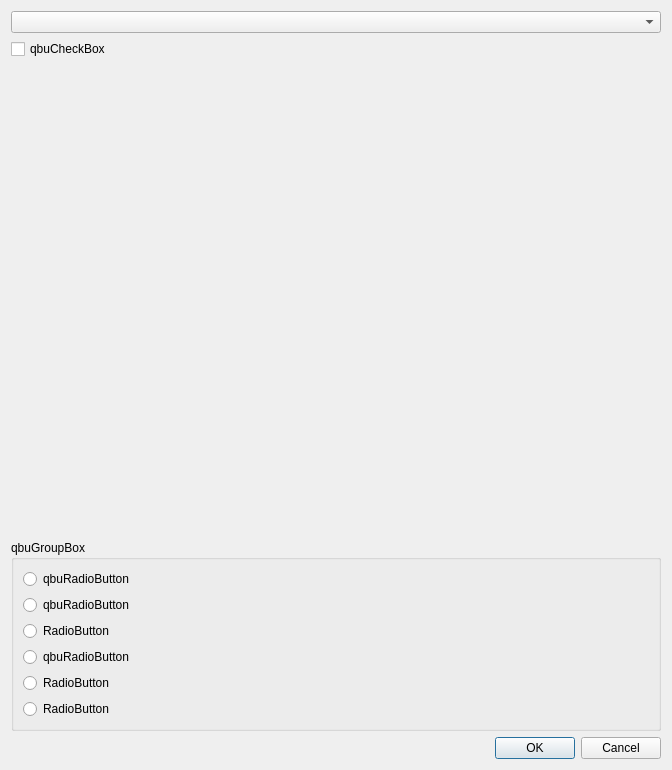
Before: the Qt Designer form trunk/Development/GUI/qbuGUIDev0/rc/DevelopGUIDB0.ui in drescherjm/QtBasicUtils, drawn with Qt 5.
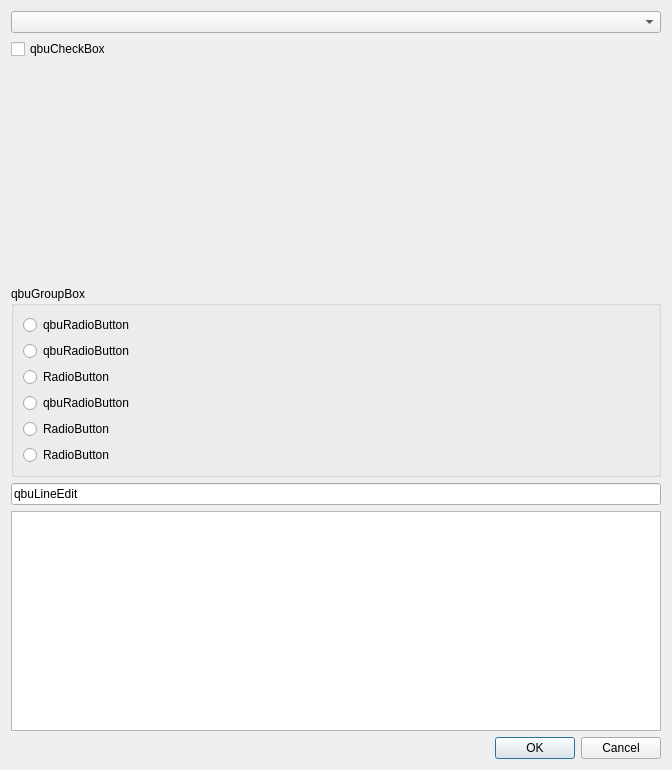
After: the same form once the commit is applied. Custom widgets are drawn as their Qt base class.

Commit message: Add qbuLineEdit and qbuTextEdit.

```diff
--- a/trunk/Development/GUI/qbuGUIDev0/rc/DevelopGUIDB0.ui
+++ b/trunk/Development/GUI/qbuGUIDev0/rc/DevelopGUIDB0.ui
@@ -95,6 +95,20 @@
      </layout>
     </widget>
    </item>
+   <item>
+    <widget class="qbu::qbuLineEdit" name="qbu::qbuLineEdit">
+     <property name="text">
+      <string>qbuLineEdit</string>
+     </property>
+    </widget>
+   </item>
+   <item>
+    <widget class="qbu::qbuTextEdit" name="qbu::qbuTextEdit">
+     <property name="text" stdset="0">
+      <string>qbuTextEdit</string>
+     </property>
+    </widget>
+   </item>
    <item>
     <widget class="QDialogButtonBox" name="buttonBox">
      <property name="orientation">
@@ -129,6 +143,16 @@
    <extends>QCheckBox</extends>
    <header>qbuWidgets/qbuCheckBox.h</header>
   </customwidget>
+  <customwidget>
+   <class>qbu::qbuLineEdit</class>
+   <extends>QLineEdit</extends>
+   <header>qbuWidgets/qbuLineEdit.h</header>
+  </customwidget>
+  <customwidget>
+   <class>qbu::qbuTextEdit</class>
+   <extends>QTextEdit</extends>
+   <header>qbuWidgets/qbuTextEdit.h</header>
+  </customwidget>
  </customwidgets>
  <resources/>
  <connections>
```
The commit also changes 10 other files.
